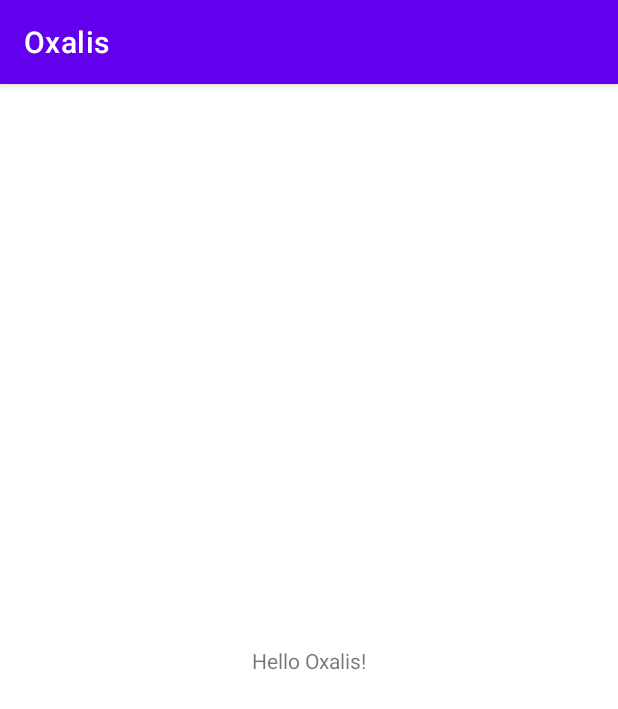
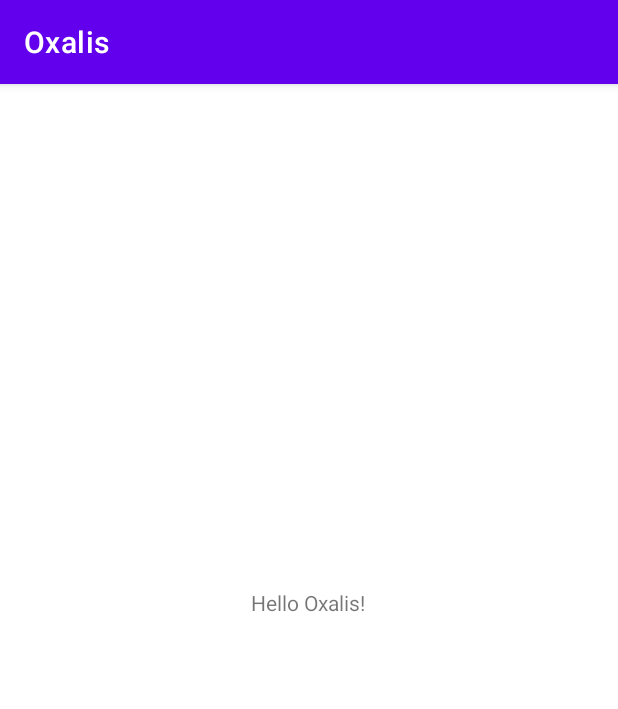
Before and after one commit to lelong1210/Oxalis, an Android app: the screen it shows after launch (MainActivity), on a phone screen of 412 x 824 dp. Shown: the top 709 px of the screen. Run offline under Robolectric (Android 15) with nearby library versions, the phone set to English and light mode, and no system bars.

Commit message:
add all file

```diff
--- a/app/src/main/res/layout/activity_main.xml
+++ b/app/src/main/res/layout/activity_main.xml
@@ -11,8 +11,10 @@
             android:layout_height="wrap_content"
             android:text="Hello Oxalis!"
             app:layout_constraintBottom_toBottomOf="parent"
+            app:layout_constraintHorizontal_bias="0.498"
             app:layout_constraintLeft_toLeftOf="parent"
             app:layout_constraintRight_toRightOf="parent"
-        app:layout_constraintTop_toTopOf="parent" />
+            app:layout_constraintTop_toTopOf="parent"
+            app:layout_constraintVertical_bias="0.449" />
 
 </androidx.constraintlayout.widget.ConstraintLayout>
```
Lines whose indentation alone changed are shown as unchanged.
